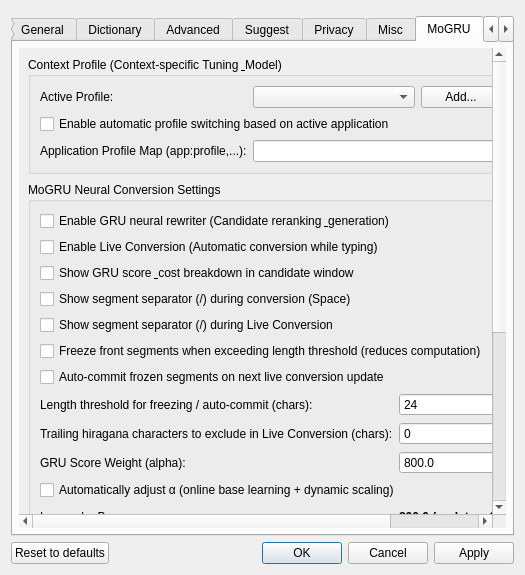
Before: the Qt Designer form src/gui/config_dialog/config_dialog.ui in lambda-haru/MoGRU, drawn with Qt 5.
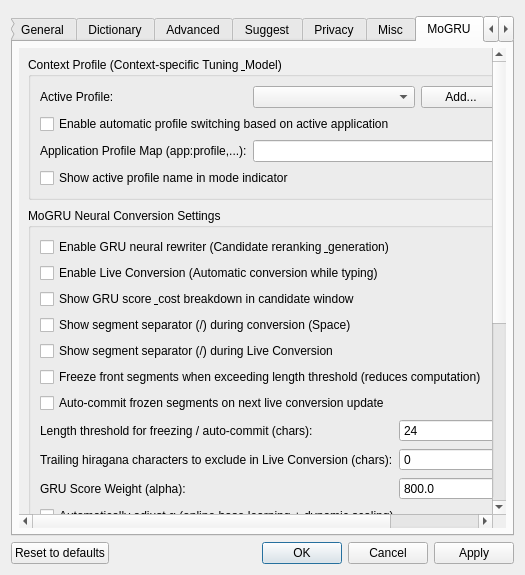
After: the same form once the commit is applied. The open tabs and pages were chosen to show the change. Custom widgets are drawn as their Qt base class.

Commit message:
feat: Integrate GruConfig for mode indicator management
- Added GruConfig dependency to session and engine components.
- Enhanced Session class to output active profile and mode indicator flag in status.
- Implemented GruConfigManager to resolve and format mode indicator labels based on application context.
- Updated MozcEngine and MozcState to utilize GruConfig for profile management.
- Modified TipInputModeManager to handle profile changes and update UI accordingly.
- Added tests for GruConfig functionalities including profile resolution and label formatting.

Diff of the .ui file:
```diff
--- a/src/gui/config_dialog/config_dialog.ui
+++ b/src/gui/config_dialog/config_dialog.ui
@@ -1811,6 +1811,13 @@
                 <item row="2" column="1">
                  <widget class="QLineEdit" name="appProfileMapLineEdit"/>
                 </item>
+                <item row="3" column="0" colspan="2">
+                 <widget class="QCheckBox" name="showProfileInModeIndicatorCheckBox">
+                  <property name="text">
+                   <string>Show active profile name in mode indicator</string>
+                  </property>
+                 </widget>
+                </item>
                </layout>
               </widget>
              </item>
```
The commit also changes 29 other files.
